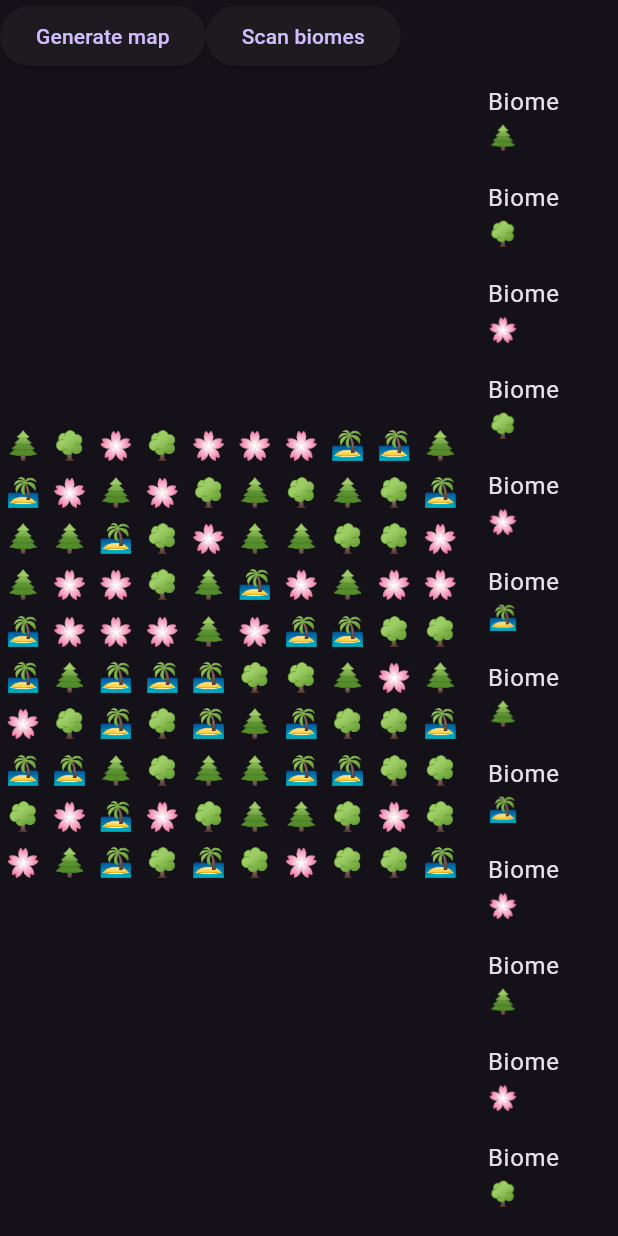
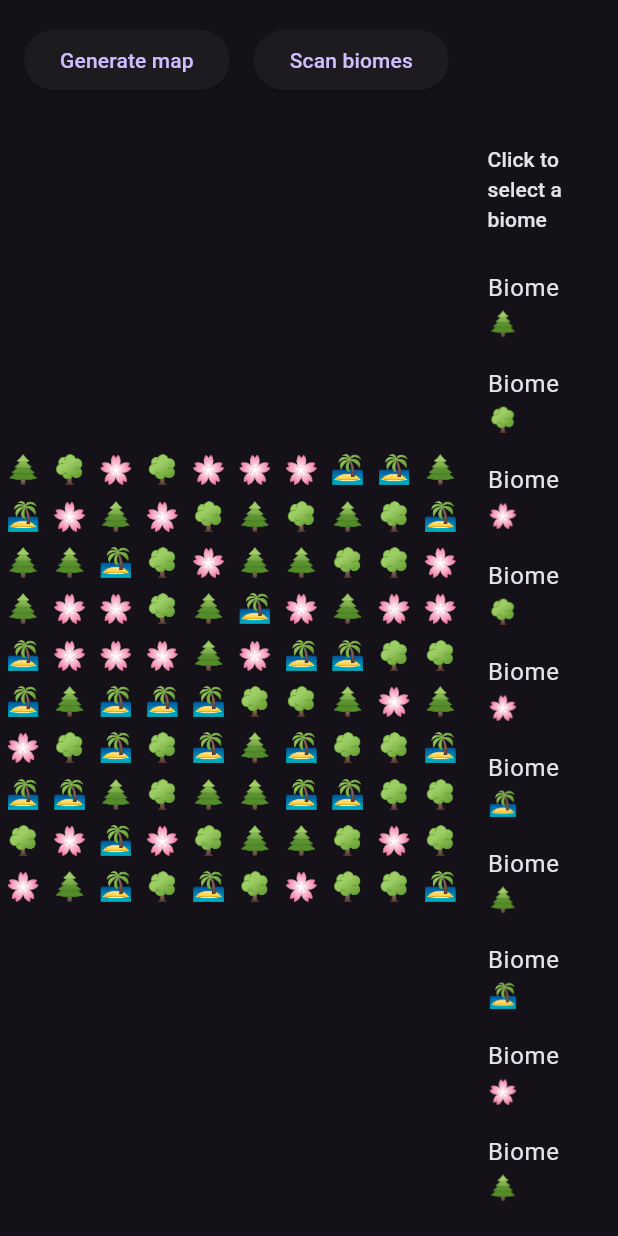
Before and after one commit to lesnitsky/biomes, a Flutter app: the BiomesPage screen opened directly, after a tap on "Generate map", after a tap on "Scan biomes", on a phone screen of 412 x 824 dp. Run offline on Flutter 3.47's test engine with Material 3 defaults, Android fonts, the phone set to English and light mode, and no system bars.

Commit message:
slightly better ui

```diff
--- a/lib/main.dart
+++ b/lib/main.dart
@@ -63,17 +63,23 @@ class _BiomesPageState extends State<BiomesPage> {
     return Scaffold(
       body: Column(
         children: [
-          Row(
+          Padding(
+            padding: const EdgeInsets.all(16.0),
+            child: Row(
               children: [
                 ElevatedButton(
                   onPressed: generateMap,
                   child: const Text('Generate map'),
                 ),
+                if (worldmap != null) ...[
+                  const SizedBox(width: 16),
                   ElevatedButton(
                     onPressed: scanBiomes,
                     child: const Text('Scan biomes'),
                   ),
+                ]
               ],
+            ),
           ),
           Expanded(
             child: Row(
@@ -233,7 +239,18 @@ class BiomesList extends StatelessWidget {
 
   @override
   Widget build(BuildContext context) {
-    return ListView.builder(
+    return Column(
+      crossAxisAlignment: CrossAxisAlignment.stretch,
+      children: [
+        Padding(
+          padding: const EdgeInsets.all(16.0),
+          child: Text(
+            'Click to select a biome',
+            style: Theme.of(context).textTheme.titleSmall,
+          ),
+        ),
+        Expanded(
+          child: ListView.builder(
             itemCount: biomes.length,
             itemBuilder: (context, index) {
               final biome = biomes[index];
@@ -247,6 +264,9 @@ class BiomesList extends StatelessWidget {
                 },
               );
             },
+          ),
+        )
+      ],
     );
   }
 }
```
Lines whose indentation alone changed are shown as unchanged.
